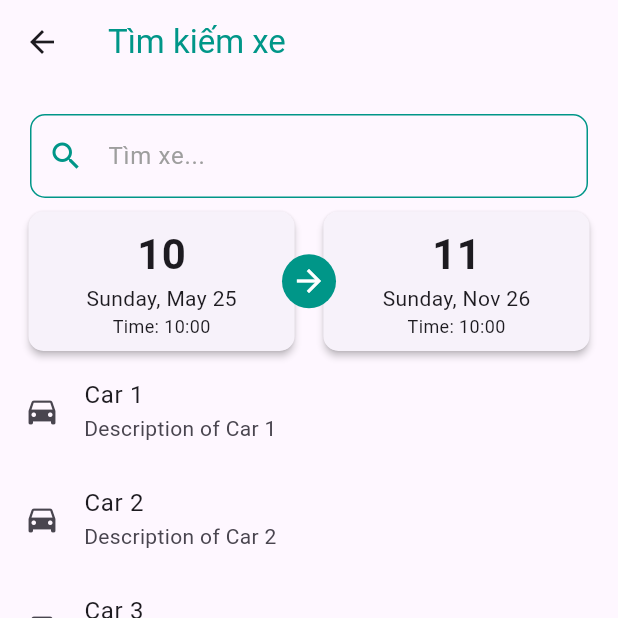
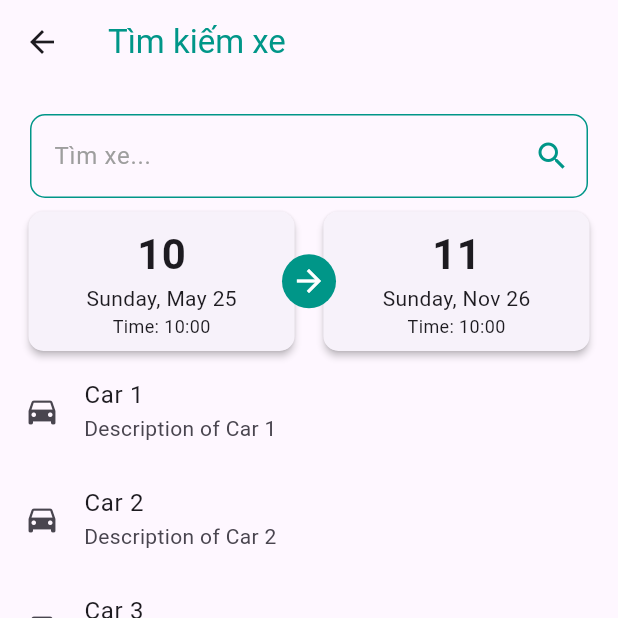
Before and after one commit to L0qin/fp_thuexe, a Flutter app: the screen it shows after launch, after a tap on "Tìm xe...", on a phone screen of 412 x 824 dp, the top half of it. Run offline on Flutter 3.47's test engine with Material 3 defaults, Android fonts, the light colour scheme and no system bars; our stand-ins replace anim_search_bar, animate_do, carousel_slider, responsive_builder, salomon_bottom_bar.

Commit message:
add login

```diff
--- a/lib/main.dart
+++ b/lib/main.dart
@@ -1,9 +1,7 @@
 import 'package:flutter/material.dart';
-import 'package:fp_thuexe/pages/home_page.dart';
 import 'package:fp_thuexe/shared/widgets/BottomBar.dart';
 
 void main() {
-  // runApp(Search());
   runApp(MaterialApp(
     title: "Thuê xe",
     theme: ThemeData(
--- a/lib/pages/home_page.dart
+++ b/lib/pages/home_page.dart
@@ -2,6 +2,7 @@ import 'package:anim_search_bar/anim_search_bar.dart';
 import 'package:carousel_slider/carousel_slider.dart';
 import 'package:flutter/cupertino.dart';
 import 'package:flutter/material.dart';
+import 'package:fp_thuexe/pages/login_page.dart';
 import 'package:fp_thuexe/pages/search_page.dart';
 import 'package:fp_thuexe/repository/repository.dart';
 import 'package:fp_thuexe/shared/widgets/BottomBar.dart';
@@ -69,17 +70,18 @@ class _HomePageState extends State<HomePage> {
     );
   }
 
-
   Widget _headerWidget() {
-    return Row(
+    return Container(
+      margin: EdgeInsets.symmetric(horizontal: 10, vertical: 10),
+      child: Row(
+        mainAxisAlignment: MainAxisAlignment.spaceBetween,
         crossAxisAlignment: CrossAxisAlignment.center,
-      mainAxisAlignment: MainAxisAlignment.spaceBetween,
         children: <Widget>[
           SizedBox(
-          height: 40,
-          width: 40,
+            height: 45,
+            width: 45,
             child: ClipRRect(
-              borderRadius: const BorderRadius.all(Radius.circular(40)),
+                borderRadius: const BorderRadius.all(Radius.circular(100)),
                 child: Image.asset(
                   'assets/images/icons/user.png',
                 )),
@@ -95,14 +97,33 @@ class _HomePageState extends State<HomePage> {
               ),
               Row(
                 children: <Widget>[
-                Text("Gulshan-e-Iqbalm, Karachi, Pakistan"),
+                  Text("W4, D8, HCMC"),
                   Icon(Icons.arrow_drop_down),
                 ],
               )
             ],
           ),
-        const Icon(Icons.image)
+          MaterialButton(
+            onPressed: () {
+              Navigator.push(
+                context,
+                MaterialPageRoute(builder: (context) => LoginPage()),
+              );
+            },
+            minWidth: 45,
+            height: 50,
+            splashColor: Colors.white12,
+            color: Colors.teal,
+            child: const Text(
+              "Đăng nhập",
+              style: TextStyle(
+                  color: Colors.white,
+                  fontWeight: FontWeight.bold,
+                  fontSize: 12),
+            ),
+          )
         ],
+      ),
     );
   }
 
@@ -526,5 +547,4 @@ class _HomePageState extends State<HomePage> {
       ],
     );
   }
-
 }
--- a/lib/pages/search_page.dart
+++ b/lib/pages/search_page.dart
@@ -58,7 +58,7 @@ class SearchPage extends StatelessWidget {
         decoration: InputDecoration(
           hintText: 'Tìm xe...',
           hintStyle: const TextStyle(color: Colors.grey),
-          prefixIcon: const Icon(Icons.search, color: Colors.teal),
+          suffixIcon: const Icon(Icons.search, color: Colors.teal),
           enabledBorder: OutlineInputBorder(
             borderRadius: BorderRadius.circular(10.0),
             borderSide: const BorderSide(color: Colors.teal),
```
Lines whose indentation alone changed are shown as unchanged.
